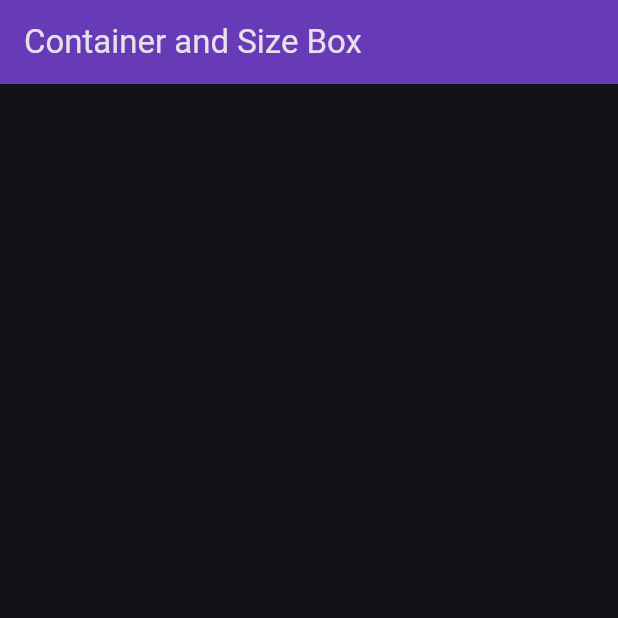
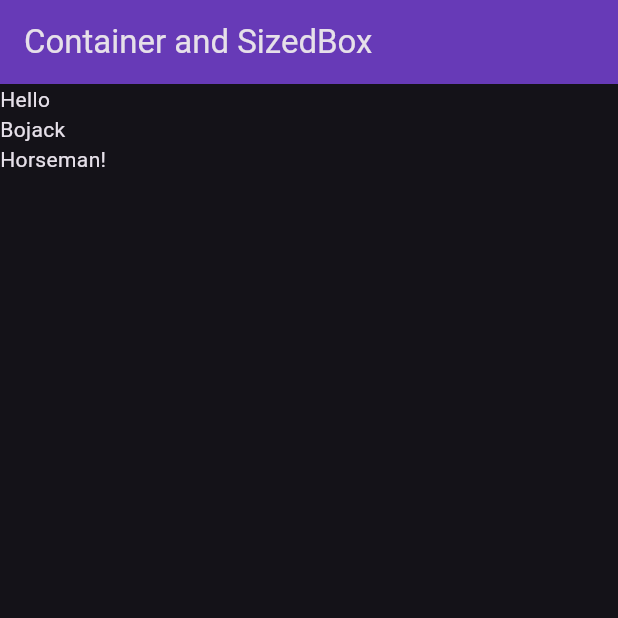
Before and after one commit to fahim-nion/learning_flutter, a Flutter app: the screen it shows after launch, on a phone screen of 412 x 824 dp, the top half of it. Run offline on Flutter 3.47's test engine with Material 3 defaults, Android fonts, the phone set to English and light mode, and no system bars.

Commit message:
learning flutter

```diff
--- a/flutter_application_d1/lib/widgets/container_sized.dart
+++ b/flutter_application_d1/lib/widgets/container_sized.dart
@@ -14,16 +14,18 @@ class Container_Sized extends StatelessWidget {
   @override
   Widget build(BuildContext context) {
     return Scaffold(
-      appBar: AppBar(title: Text('Container and Size Box'),),
-      body:
+      appBar: AppBar(title: Text('Container and SizedBox'),),
+      body: Container(
+        height: 80,
+        width: 80,
+        child: Text("Hello Bojack Horseman!"),
+      ),
       //this is how you center a sized box but remember you can not use any color to the sized box
       // Center(
       //   child: SizedBox(
       //     height: 50,
       //     width: 100,
       //     child: Text("Hello World!"),
-      //   ),
-      ),
-    );
+        );
   }
 }
```
